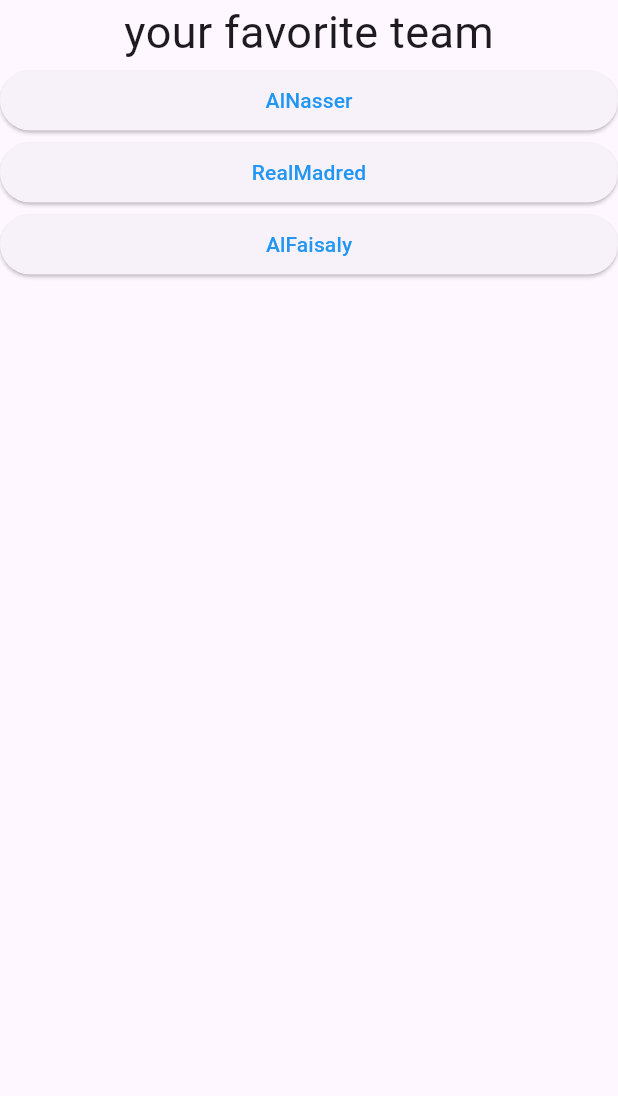
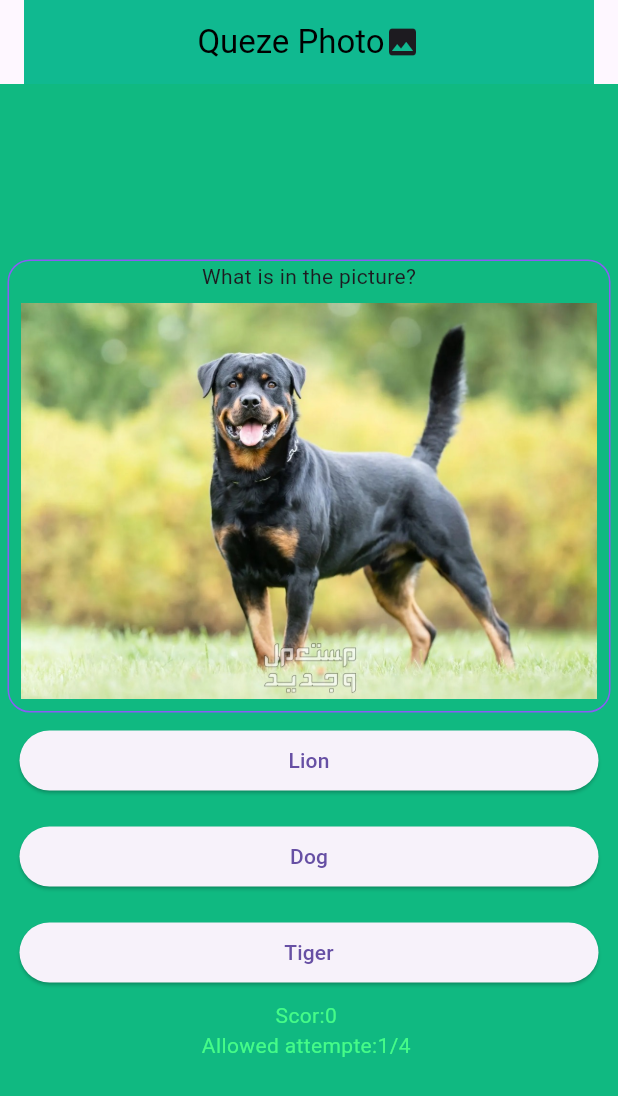
Before and after one commit to suleman500/Task_fluter_2025, a Flutter app: the screen it shows after launch, on a phone screen of 412 x 824 dp. Shown: the top 1096 px of the screen. Run offline on Flutter 3.47's test engine with Material 3 defaults, Android fonts, the phone set to English and light mode, and no system bars.

Commit message:
Task1-11
.

```diff
--- /dev/null
+++ b/lib/MyAppTask1-11/Data/data7.dart
@@ -0,0 +1,42 @@
+
+  import 'package:flutter_application_1/MyAppTask1-11/ModelTask1-11/Model_Photo&Qusion.dart';
+import 'package:flutter_application_1/MyAppTask1-11/ModelTask1-11/PhotoAndElevted.dart';
+import 'package:flutter_application_1/MyAppTask1-11/ModelTask1-11/widgetElvetedBonTask.dart';
+
+List<Photoandelevted> QusionPhoto = [
+    Photoandelevted(
+      Photos: ModelPhotoQusion(Photo: "assets/images/Dog.jpg"),
+
+      VoiPhoto: [
+        WidgetElvetedBonTask(onPressPhoto: () {}, Chois: "Lion", sc: 5),
+
+        WidgetElvetedBonTask(onPressPhoto: () {}, Chois: "Dog",sc: 1,),
+
+        WidgetElvetedBonTask(onPressPhoto: () {}, Chois: "Tiger"),
+      ],
+    ),
+
+    Photoandelevted(
+      Photos: ModelPhotoQusion(Photo: "assets/images/lion.jpg"),
+
+      VoiPhoto: [
+        WidgetElvetedBonTask(onPressPhoto: () {}, Chois: "Lion", sc: 1),
+
+        WidgetElvetedBonTask(onPressPhoto: () {}, Chois: "Dog"),
+
+        WidgetElvetedBonTask(onPressPhoto: () {}, Chois: "Tiger"),
+      ],
+    ),
+
+    Photoandelevted(
+      Photos: ModelPhotoQusion(Photo: "assets/images/TEG.jpeg"),
+
+      VoiPhoto: [
+        WidgetElvetedBonTask(onPressPhoto: () {}, Chois: "Lion"),
+
+        WidgetElvetedBonTask(onPressPhoto: () {}, Chois: "Dog"),
+
+        WidgetElvetedBonTask(onPressPhoto: () {}, Chois: "Tiger",sc: 1,),
+      ],
+    ),
+  ];
--- /dev/null
+++ b/lib/MyAppTask1-11/ModelTask1-11/Model_Photo&Qusion.dart
@@ -0,0 +1,28 @@
+import 'package:flutter/material.dart';
+
+class ModelPhotoQusion extends StatelessWidget {
+  String Photo;
+
+  ModelPhotoQusion({required this.Photo});
+
+  String NamePhoto="What is in the picture?";
+
+  @override
+  Widget build(BuildContext context) {
+    return Container(
+      decoration: BoxDecoration(border: Border.all(color: Color(0xFF8B5CF6)),borderRadius: BorderRadius.circular(15)),
+      child: Column(
+
+        children: [
+      Text(NamePhoto),
+
+          Padding(
+
+            padding: const EdgeInsets.all(8.0),
+            child:Image.asset(Photo),
+          ),
+        ],
+      ),
+    );
+  }
+}
--- /dev/null
+++ b/lib/MyAppTask1-11/ModelTask1-11/costmBodtWdg.dart/CoBody.dart
@@ -0,0 +1,127 @@
+import 'package:flutter/material.dart';
+import 'package:flutter_application_1/MyAppTask1-11/Data/data7.dart';
+import 'package:flutter_application_1/MyAppTask1-11/ModelTask1-11/widgetElvetedBonTask.dart';
+
+class Cobody extends StatefulWidget {
+  @override
+  State<Cobody> createState() => _CobodyState();
+}
+
+class _CobodyState extends State<Cobody> {
+  int index = 0;
+
+  int scor = 0;
+
+  int s = 0;
+
+  Color? b;
+  int bulnse = 1;
+
+  bool f = false;
+  int netScore = QusionPhoto.length * 5;
+
+  vGoTo() {
+    setState(() {
+      if (index < QusionPhoto.length - 1) {
+        index++;
+        scor += 5;
+      } else {
+        f = true;
+      }
+    });
+  }
+
+  bool o = true;
+  chek() {
+    setState(() {
+      index = 0;
+      scor = 0;
+      if (bulnse <= 3) {
+        NBulnse();
+      } else {
+
+        o = false;
+      }
+    });
+  }
+
+  NBulnse() {
+    setState(() {
+      bulnse += 1;
+    });
+  }
+
+  @override
+  Widget build(BuildContext context) {
+    return Center(
+      child: Padding(
+        padding: const EdgeInsets.all(5.0),
+        child:
+            f && o
+                ? Column(
+                  children: [
+                    Text(
+                      "fainal Quzei",
+                      style: TextStyle(fontSize: 50, color: Color(0xFF374151)),
+                    ),
+                    Text(
+                      "Yor Scor$scor",
+                      style: TextStyle(fontSize: 20, color: Color(0xFF374151)),
+                    ),
+
+                    Container(
+                      width: double.infinity,
+                      height: 100,
+                      child: Icon(Icons.check_circle),
+                    ),
+
+                    ElevatedButton.icon(
+                      onPressed: () {
+                        setState(() {
+                          f = false;
+                          chek();
+                        });
+                      },
+                      label: Icon(Icons.restore_outlined),
+                    ),
+                  ],
+                )
+                : Column(
+                  mainAxisAlignment: MainAxisAlignment.center,
+                  children: [
+                    QusionPhoto[index].Photos,
+
+                    Column(
+                      children: [
+                        Column(
+                          children:
+                              QusionPhoto[index].VoiPhoto
+                                  .map(
+                                    (e) => WidgetElvetedBonTask(
+                                      Chois: e.Chois,
+                                      sc: bulnse,
+                                      onPressPhoto: () {
+                                        vGoTo();
+                                      },
+                                    ),
+                                  )
+                                  .toList(),
+
+                          //for (var button in QusionPhoto[index].VoiPhoto) button,
+                        ),
+                        Text(
+                          "Scor:$scor ",
+                          style: TextStyle(color: Color(0xFF45FC88)),
+                        ),
+                        Text(
+                          "Allowed attempte:$bulnse/4 ",
+                          style: TextStyle(color: Color(0xFF45FC88)),
+                        ),
+                      ],
+                    ),
+                  ],
+                ),
+      ),
+    );
+  }
+}
--- /dev/null
+++ b/lib/MyAppTask1-11/ModelTask1-11/cstmWdgAbbar.dart
@@ -0,0 +1,28 @@
+import 'package:flutter/material.dart';
+
+class Cstmwdgabbar extends StatelessWidget {
+@override
+  Widget build(BuildContext context) {
+
+    return
+      AppBar(
+
+
+            backgroundColor: Color(0xFF10B990),
+            centerTitle: true,
+            title: Row(
+              mainAxisAlignment: MainAxisAlignment.center,
+              children: [
+                Text("Queze Photo", style: TextStyle(color: Colors.black)),
+                Icon(Icons.photo),
+              ],
+            ),
+          );
+
+
+
+
+  }
+
+
+}
--- /dev/null
+++ b/lib/MyAppTask1-11/ModelTask1-11/widgetElvetedBonTask.dart
@@ -0,0 +1,41 @@
+import 'package:flutter/material.dart';
+import 'package:flutter_application_1/MyAppTask1-11/ModelTask1-11/Model_Photo&Qusion.dart';
+
+class WidgetElvetedBonTask extends StatefulWidget {
+  VoidCallback onPressPhoto;
+  String Chois;
+  VoidCallback? Incrr;
+  int? sc;
+  WidgetElvetedBonTask({
+    required this.onPressPhoto,
+    required this.Chois,
+    this.Incrr,
+    this.sc,
+  });
+
+  @override
+  State<WidgetElvetedBonTask> createState() => _WidgetElvetedBonTaskState();
+}
+
+class _WidgetElvetedBonTaskState extends State<WidgetElvetedBonTask> {
+  @override
+  Widget build(BuildContext context) {
+    return Padding(
+
+      padding: const EdgeInsets.all(8.0),
+
+      child: Container(
+        width:double.infinity ,
+        child: ElevatedButton(
+
+          onPressed: () {
+            widget.onPressPhoto();
+            widget.Incrr!();
+            widget.sc;
+          },
+          child: Text(widget.Chois),
+        ),
+      ),
+    );
+  }
+}
--- /dev/null
+++ b/lib/MyAppTask1-11/homTask1-11.dart
@@ -0,0 +1,33 @@
+import 'package:flutter/material.dart';
+import 'package:flutter_application_1/MyAppTask1-11/Data/data7.dart';
+import 'package:flutter_application_1/MyAppTask1-11/ModelTask1-11/Model_Photo&Qusion.dart';
+import 'package:flutter_application_1/MyAppTask1-11/ModelTask1-11/PhotoAndElevted.dart';
+import 'package:flutter_application_1/MyAppTask1-11/ModelTask1-11/costmBodtWdg.dart/CoBody.dart';
+import 'package:flutter_application_1/MyAppTask1-11/ModelTask1-11/cstmWdgAbbar.dart';
+import 'package:flutter_application_1/MyAppTask1-11/ModelTask1-11/modelEL.dart';
+import 'package:flutter_application_1/MyAppTask1-11/ModelTask1-11/widgetElvetedBonTask.dart';
+import 'package:flutter_application_1/quezApp/Modele/qusion_model.dart';
+import 'ModelTask1-11/cstmWdgAbbar.dart';
+
+
+class Homtask1_11 extends StatefulWidget {
+  @override
+  State<Homtask1_11> createState() => _Homtask1_11State();
+}
+
+class _Homtask1_11State extends State<Homtask1_11> {
+
+
+  @override
+  Widget build(BuildContext context) {
+    return
+
+       Scaffold(
+        appBar: AppBar(title: Cstmwdgabbar(),),
+
+backgroundColor: Color(0xFF10B981),
+        body:Cobody(),
+      );
+
+  }
+}
--- /dev/null
+++ b/lib/bitaMy/Models_bita/Lisetbita.dart
@@ -0,0 +1,5 @@
+class Lisetbita {
+  String name;
+  List Ful;
+  Lisetbita({required this.name, required this.Ful});
+}
--- a/lib/main.dart
+++ b/lib/main.dart
@@ -1,4 +1,6 @@
 import 'package:flutter/material.dart';
+import 'package:flutter_application_1/MyAppTask1-11/homTask1-11.dart';
+import 'package:flutter_application_1/bitaMy/My_homebita.dart';
 import 'package:flutter_application_1/quezApp/home.dart';
 import 'package:flutter_application_1/quezAppMy/My_Home.dart';
 
@@ -18,6 +20,8 @@ class MyAppState extends StatefulWidget {
 class _MyAppStateState extends State<MyAppState> {
   @override
   Widget build(BuildContext context) {
-    return MaterialApp(home:  Myhome());
+    return MaterialApp(home:  Homtask1_11(),debugShowCheckedModeBanner: false,
+
+    );
   }
 }
--- a/pubspec.yaml
+++ b/pubspec.yaml
@@ -58,8 +58,8 @@ flutter:
   uses-material-design: true
 
   # To add assets to your application, add an assets section, like this:
-  # assets:
-  #   - images/a_dot_burr.jpeg
+  assets:
+      - assets/images/
   #   - images/a_dot_ham.jpeg
 
   # An image asset can refer to one or more resolution-specific "variants", see
```
Also changed, not shown: lib/MyAppTask1-11/ModelTask1-11/PhotoAndElevted.dart (added, +13 -0 lines), lib/MyAppTask1-11/ModelTask1-11/modelEL.dart (added, +7 -0 lines), lib/bitaMy/Models_bita/bitaButenModel.dart (added, +17 -0 lines), lib/bitaMy/My_homebita.dart (added, +76 -0 lines), lib/quezAppMy/Models/anserlist.dart (+20 -9 lines), lib/quezAppMy/My_Home.dart (+71 -7 lines), assets/images/Dog.jpg (added), assets/images/TEG.jpeg (added), assets/images/lion.jpg (added).
